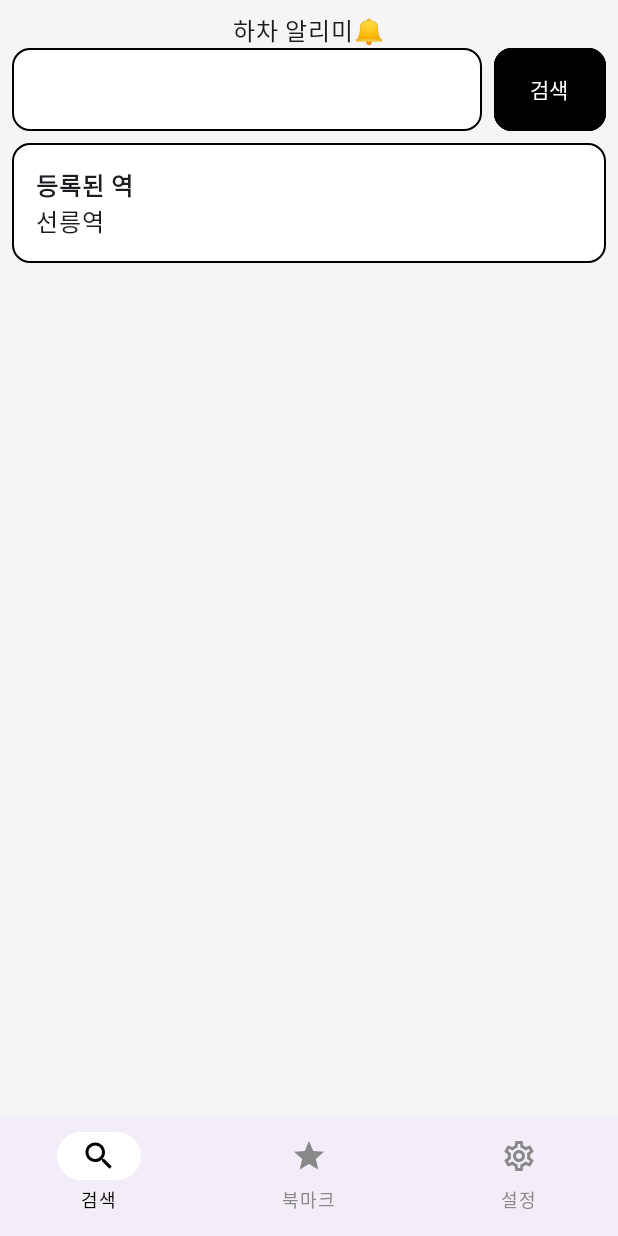
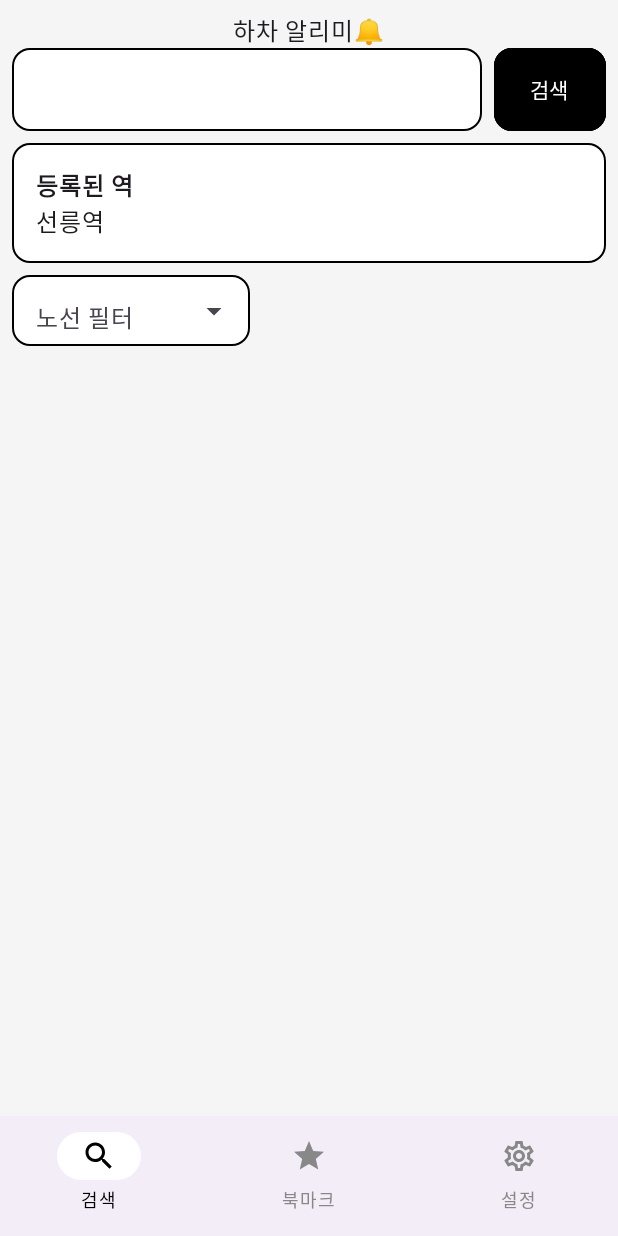
Before and after one commit to spicypunch/MetroStationAlert2, an Android app built with Jetpack Compose: the SearchScreen screen opened through its navigation route, on a phone screen of 412 x 824 dp. Run offline under Robolectric (Android 15) with nearby library versions, the phone set to English and light mode, and no system bars; our stand-ins replace Dagger/Hilt's generated code.

Commit message:
드롭다운 UI 적용

```diff
--- a/domain/src/main/java/kr/jm/domain/usecase/SearchSubwayStationsUseCase.kt
+++ b/domain/src/main/java/kr/jm/domain/usecase/SearchSubwayStationsUseCase.kt
@@ -8,6 +8,6 @@ class SearchSubwayStationsUseCase(
 ) {
     suspend operator fun invoke(query: String): List<SubwayStation> {
         return repository.searchStations(query)
-            .sortedBy { it.name } // 이름순 정렬
+            .sortedBy { it.name }
     }
 }
--- a/feature-search/src/main/java/kr/jm/feature_search/SearchScreen.kt
+++ b/feature-search/src/main/java/kr/jm/feature_search/SearchScreen.kt
@@ -13,7 +13,6 @@ import androidx.compose.foundation.layout.padding
 import androidx.compose.foundation.layout.width
 import androidx.compose.foundation.lazy.LazyColumn
 import androidx.compose.foundation.shape.RoundedCornerShape
-import androidx.compose.material3.Icon
 import androidx.compose.material.icons.Icons
 import androidx.compose.material.icons.filled.Star
 import androidx.compose.material.icons.outlined.Star
@@ -21,8 +20,11 @@ import androidx.compose.material3.Button
 import androidx.compose.material3.ButtonDefaults
 import androidx.compose.material3.Card
 import androidx.compose.material3.CardDefaults
-import androidx.compose.material3.DropdownMenu
-import androidx.compose.material3.DropdownMenuItem
+import androidx.compose.material3.ExperimentalMaterial3Api
+import androidx.compose.material3.ExposedDropdownMenuBox
+import androidx.compose.material3.ExposedDropdownMenuDefaults
+import androidx.compose.material3.Icon
+import androidx.compose.material3.OutlinedTextField
 import androidx.compose.material3.Text
 import androidx.compose.material3.TextField
 import androidx.compose.material3.TextFieldDefaults
@@ -37,6 +39,7 @@ import androidx.compose.ui.unit.dp
 import androidx.hilt.navigation.compose.hiltViewModel
 import kr.jm.common_ui.theme.bgColor
 
+@OptIn(ExperimentalMaterial3Api::class)
 @Composable
 fun SearchScreen(
     searchViewModel: SearchViewModel = hiltViewModel()
@@ -97,7 +100,7 @@ fun SearchScreen(
                 .fillMaxWidth()
                 .border(1.dp, Color.Black, shape = RoundedCornerShape(12.dp)),
             colors = CardDefaults.cardColors(
-                 containerColor = Color.White
+                containerColor = Color.White
             ),
             shape = RoundedCornerShape(12.dp),
         ) {
@@ -107,14 +110,62 @@ fun SearchScreen(
             }
         }
 
-        DropdownMenu(
-            expanded = searchScreenState.dropDownExpanded,
-            onDismissRequest = {}
+        Row(
+            modifier = Modifier.fillMaxWidth(),
+            verticalAlignment = Alignment.CenterVertically
         ) {
-            DropdownMenuItem(
-                text = { Text("노선 선택")},
-                onClick = {}
-            )
+            ExposedDropdownMenuBox(
+                expanded = searchScreenState.dropDownExpanded,
+                onExpandedChange = { searchViewModel.onDropdownToggle() },
+                modifier = Modifier.weight(0.4f)
+            ) {
+                OutlinedTextField(
+                    value = searchScreenState.selectedLineName,
+                    onValueChange = {},
+                    readOnly = true,
+                    label = { Text("노선 필터") },
+                    trailingIcon = {
+                        ExposedDropdownMenuDefaults.TrailingIcon(expanded = searchScreenState.dropDownExpanded)
+                    },
+                    modifier = Modifier
+                        .menuAnchor()
+                        .weight(0.4f)
+                        .height(55.dp),
+                    shape = RoundedCornerShape(12.dp),
+                    colors = TextFieldDefaults.colors(
+                        focusedTextColor = Color.Black,
+                        unfocusedTextColor = Color.Black,
+                        cursorColor = Color.Black,
+                        focusedContainerColor = Color.White,
+                        unfocusedContainerColor = Color.White,
+                        focusedIndicatorColor = Color.Black,
+                        unfocusedIndicatorColor = Color.Black
+                    )
+                )
+
+                ExposedDropdownMenu(
+                    expanded = searchScreenState.dropDownExpanded,
+                    onDismissRequest = { searchViewModel.onDropdownToggle() },
+                    modifier = Modifier
+                        .exposedDropdownSize()
+                        .border(
+                            1.dp, Color.Black, RoundedCornerShape(12.dp)
+                        ),
+                    shape = RoundedCornerShape(12.dp),
+                    containerColor = Color.White
+                ) {
+                    //                options.forEach { option ->
+                    //                    DropdownMenuItem(
+                    //                        text = { Text(option, color = Color.Black) },
+                    //                        onClick = {
+                    //                            onSelect(option)
+                    //                            onToggleExpand()
+                    //                        }
+                    //                    )
+                    //                }
+                }
+            }
+            Spacer(modifier = Modifier.weight(0.6f))
         }
 
         LazyColumn(
--- a/feature-search/src/main/java/kr/jm/feature_search/SearchScreenState.kt
+++ b/feature-search/src/main/java/kr/jm/feature_search/SearchScreenState.kt
@@ -4,6 +4,46 @@ import kr.jm.domain.model.SubwayStation
 
 data class SearchScreenState(
     val stations: List<SubwayStation> = emptyList(),
+    val selectedLineName: String = "",
+    val subwayLineList: List<String> = listOf(
+        "9호선(연장)",
+        "9호선",
+        "1호선",
+        "의정부선",
+        "4호선",
+        "에버라인선",
+        "경의중앙선",
+        "경강선",
+        "분당선",
+        "수인선",
+        "장항선",
+        "3호선",
+        "경원선",
+        "경부선",
+        "중앙선",
+        "신분당선(연장)",
+        "신분당선",
+        "경춘선",
+        "인천2호선",
+        "2호선",
+        "인천1호선",
+        "7호선",
+        "8호선",
+        "공항철도1호선",
+        "우이신설선",
+        "일산선",
+        "6호선",
+        "5호선",
+        "안산선",
+        "경인선",
+        "과천선",
+        "7호선(인천)",
+        "진접선",
+        "서해선",
+        "김포골드라인",
+        "신림선",
+        "신분당선(연장2)"
+    ),
     val searchQuery: String = "",
     val dropDownExpanded: Boolean = false,
     val isLoading: Boolean = false,
```
